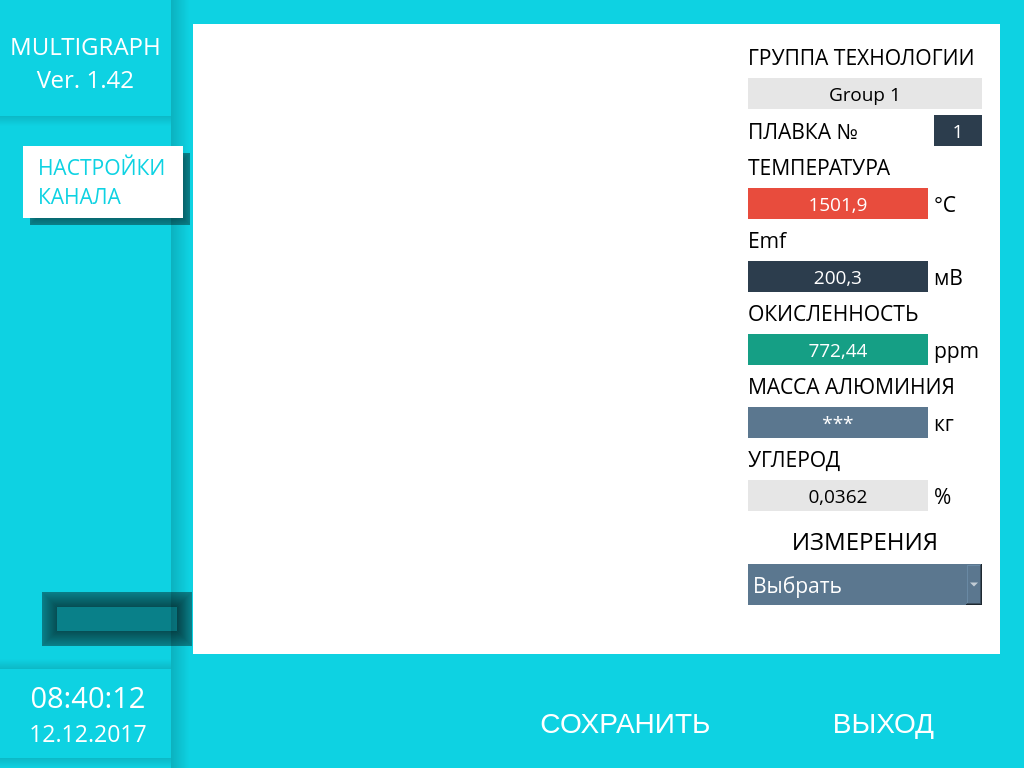
Qt form settings.ui (tomyqg/topaz-m) before a commit.
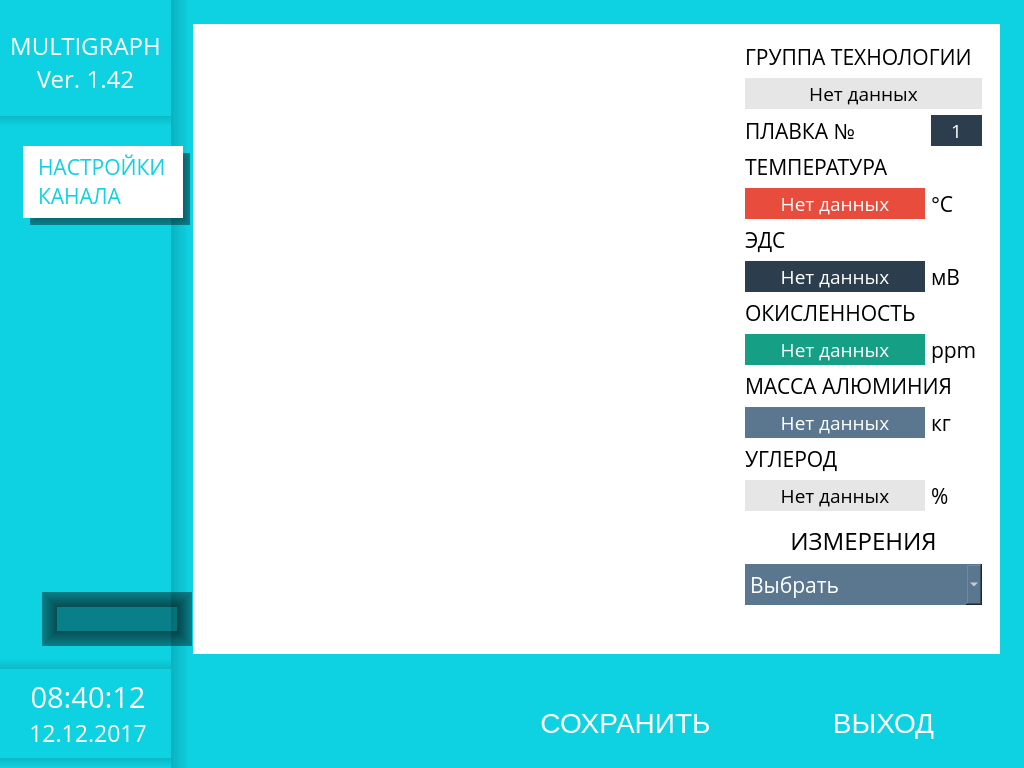
The same form after that commit. The open tabs and pages were chosen to show the change. Icons and pictures are not drawn. Custom widgets are drawn as their Qt base class.

Commit message: Корректировки по данным анализа стали: - уточнения по типам данных (float) - значени Labels по-умолчанию - правки по интерфейсу

What changed in the file:
```diff
--- a/settings.ui
+++ b/settings.ui
@@ -6381,13 +6381,13 @@
               <widget class="QFrame" name="frame_6">
                <property name="minimumSize">
                 <size>
-                 <width>252</width>
+                 <width>255</width>
                  <height>0</height>
                 </size>
                </property>
                <property name="maximumSize">
                 <size>
-                 <width>252</width>
+                 <width>255</width>
                  <height>16777215</height>
                 </size>
                </property>
@@ -6507,7 +6507,7 @@
 </string>
                   </property>
                   <property name="text">
-                   <string>Group 1</string>
+                   <string>Нет данных</string>
                   </property>
                   <property name="alignment">
                    <set>Qt::AlignCenter</set>
@@ -6523,7 +6523,7 @@
                    </font>
                   </property>
                   <property name="text">
-                   <string>Emf</string>
+                   <string>ЭДС</string>
                   </property>
                   <property name="alignment">
                    <set>Qt::AlignLeading|Qt::AlignLeft|Qt::AlignVCenter</set>
@@ -6623,7 +6623,7 @@
 border-radius: 0px;</string>
                   </property>
                   <property name="text">
-                   <string>200,3</string>
+                   <string>Нет данных</string>
                   </property>
                   <property name="alignment">
                    <set>Qt::AlignCenter</set>
@@ -6669,7 +6669,7 @@
 border-radius: 0px;</string>
                   </property>
                   <property name="text">
-                   <string>1501,9</string>
+                   <string>Нет данных</string>
                   </property>
                   <property name="alignment">
                    <set>Qt::AlignCenter</set>
@@ -6715,7 +6715,7 @@
 	border-radius: 0px;</string>
                   </property>
                   <property name="text">
-                   <string>772,44</string>
+                   <string>Нет данных</string>
                   </property>
                   <property name="alignment">
                    <set>Qt::AlignCenter</set>
@@ -6790,7 +6790,7 @@
 	border-radius: 0px;</string>
                   </property>
                   <property name="text">
-                   <string>***</string>
+                   <string>Нет данных</string>
                   </property>
                   <property name="alignment">
                    <set>Qt::AlignCenter</set>
@@ -6824,7 +6824,7 @@
 </string>
                   </property>
                   <property name="text">
-                   <string>0,0362</string>
+                   <string>Нет данных</string>
                   </property>
                   <property name="alignment">
                    <set>Qt::AlignCenter</set>
```
Left out of the diff: 8 changed lines with no effect on the pictures. The commit also changes 8 other files.
